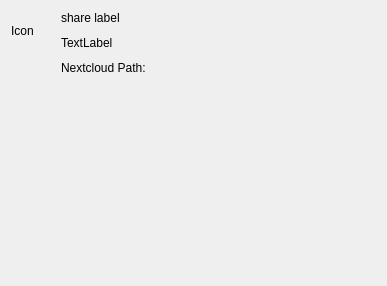
Old version of the form src/gui/sharedialog.ui in the repository nextcloud/desktop.
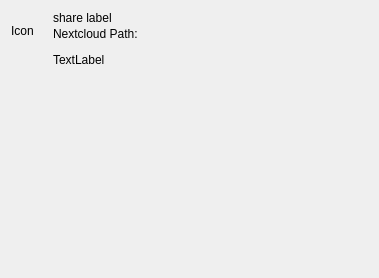
New version of the form.

Commit message: Fix label borking and wrong icon colours in the share dialog

```diff
--- a/src/gui/sharedialog.ui
+++ b/src/gui/sharedialog.ui
@@ -38,7 +38,7 @@
       <enum>QLayout::SetDefaultConstraint</enum>
      </property>
      <item>
-      <layout class="QGridLayout" name="gridLayout" rowstretch="0,0" columnstretch="0,0">
+      <layout class="QGridLayout" name="gridLayout" rowstretch="0,0,0,0" columnstretch="0,0">
        <property name="leftMargin">
         <number>0</number>
        </property>
@@ -49,33 +49,8 @@
         <number>0</number>
        </property>
        <property name="spacing">
-        <number>10</number>
+	<number>2</number>
        </property>
-       <item row="0" column="0" rowspan="2">
-        <widget class="QLabel" name="label_icon">
-         <property name="sizePolicy">
-          <sizepolicy hsizetype="Maximum" vsizetype="Maximum">
-           <horstretch>0</horstretch>
-           <verstretch>0</verstretch>
-          </sizepolicy>
-         </property>
-         <property name="minimumSize">
-          <size>
-           <width>40</width>
-           <height>40</height>
-          </size>
-         </property>
-         <property name="maximumSize">
-          <size>
-           <width>16777215</width>
-           <height>16777215</height>
-          </size>
-         </property>
-         <property name="text">
-          <string>Icon</string>
-         </property>
-        </widget>
-       </item>
        <item row="0" column="1">
         <widget class="QLabel" name="label_name">
          <property name="sizePolicy">
@@ -101,7 +76,32 @@
          </property>
         </widget>
        </item>
-       <item row="2" column="1">
+       <item row="3" column="1">
+        <widget class="QLabel" name="label_lockinfo">
+         <property name="sizePolicy">
+          <sizepolicy hsizetype="Minimum" vsizetype="Maximum">
+           <horstretch>0</horstretch>
+           <verstretch>0</verstretch>
+          </sizepolicy>
+         </property>
+         <property name="minimumSize">
+          <size>
+           <width>315</width>
+           <height>0</height>
+          </size>
+         </property>
+         <property name="text">
+          <string notr="true">TextLabel</string>
+         </property>
+         <property name="textFormat">
+          <enum>Qt::PlainText</enum>
+         </property>
+         <property name="wordWrap">
+          <bool>true</bool>
+         </property>
+        </widget>
+       </item>
+       <item row="1" column="1">
         <widget class="QLabel" name="label_sharePath">
          <property name="sizePolicy">
           <sizepolicy hsizetype="Minimum" vsizetype="Maximum">
@@ -132,28 +132,28 @@
          </property>
         </widget>
        </item>
-       <item row="1" column="1">
-        <widget class="QLabel" name="label_lockinfo">
+       <item row="0" column="0" rowspan="3">
+        <widget class="QLabel" name="label_icon">
          <property name="sizePolicy">
-          <sizepolicy hsizetype="Minimum" vsizetype="Maximum">
+          <sizepolicy hsizetype="Maximum" vsizetype="Maximum">
            <horstretch>0</horstretch>
            <verstretch>0</verstretch>
           </sizepolicy>
          </property>
          <property name="minimumSize">
           <size>
-           <width>315</width>
-           <height>0</height>
+           <width>40</width>
+           <height>40</height>
+          </size>
+         </property>
+         <property name="maximumSize">
+          <size>
+           <width>16777215</width>
+           <height>16777215</height>
           </size>
          </property>
          <property name="text">
-          <string notr="true">TextLabel</string>
-         </property>
-         <property name="textFormat">
-          <enum>Qt::PlainText</enum>
-         </property>
-         <property name="wordWrap">
-          <bool>true</bool>
+          <string>Icon</string>
          </property>
         </widget>
        </item>
```
The commit also changes 5 other files.
